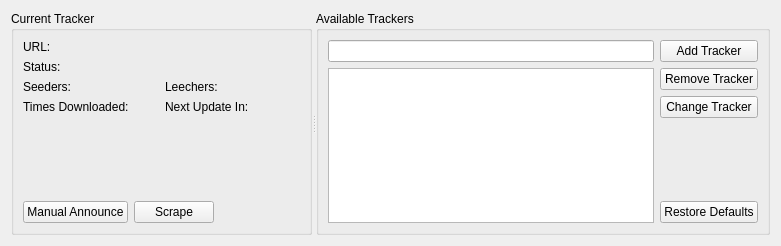
The window that plugins/infowidget/trackerview.ui (KDE/ktorrent) describes before a commit, drawn with Qt 5.
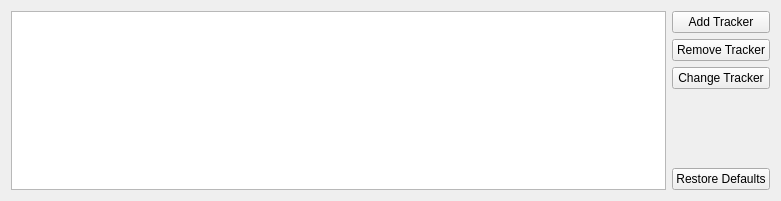
The same window after the commit. Custom widgets are drawn as their Qt base class.

Commit message: Started working on using multiple trackers at the same time

Diff of the .ui file:
```diff
--- a/plugins/infowidget/trackerview.ui
+++ b/plugins/infowidget/trackerview.ui
@@ -6,238 +6,22 @@
     <x>0</x>
     <y>0</y>
     <width>781</width>
-    <height>246</height>
+    <height>201</height>
    </rect>
   </property>
-  <layout class="QGridLayout" name="gridLayout" >
-   <item row="0" column="0" >
-    <widget class="QSplitter" name="splitter" >
-     <property name="orientation" >
-      <enum>Qt::Horizontal</enum>
-     </property>
-     <widget class="QGroupBox" name="groupBox" >
-      <property name="sizePolicy" >
-       <sizepolicy vsizetype="Preferred" hsizetype="Maximum" >
-        <horstretch>0</horstretch>
-        <verstretch>0</verstretch>
-       </sizepolicy>
-      </property>
-      <property name="title" >
-       <string>Current Tracker</string>
-      </property>
+  <layout class="QHBoxLayout" name="horizontalLayout" >
+   <item>
+    <widget class="QTreeView" name="m_tracker_list" />
+   </item>
+   <item>
       <layout class="QVBoxLayout" >
        <item>
-        <layout class="QHBoxLayout" >
-         <item>
-          <widget class="QLabel" name="label" >
-           <property name="text" >
-            <string>URL:</string>
-           </property>
-          </widget>
-         </item>
-         <item>
-          <widget class="KSqueezedTextLabel" name="m_url" >
-           <property name="sizePolicy" >
-            <sizepolicy vsizetype="Preferred" hsizetype="Expanding" >
-             <horstretch>0</horstretch>
-             <verstretch>0</verstretch>
-            </sizepolicy>
-           </property>
-          </widget>
-         </item>
-        </layout>
-       </item>
-       <item>
-        <layout class="QHBoxLayout" >
-         <item>
-          <widget class="QLabel" name="label_2" >
-           <property name="text" >
-            <string>Status:</string>
-           </property>
-          </widget>
-         </item>
-         <item>
-          <widget class="KSqueezedTextLabel" name="m_status" >
-           <property name="sizePolicy" >
-            <sizepolicy vsizetype="Preferred" hsizetype="Expanding" >
-             <horstretch>0</horstretch>
-             <verstretch>0</verstretch>
-            </sizepolicy>
-           </property>
-          </widget>
-         </item>
-        </layout>
-       </item>
-       <item>
-        <layout class="QGridLayout" >
-         <item row="0" column="0" >
-          <layout class="QHBoxLayout" >
-           <item>
-            <widget class="QLabel" name="label_3" >
-             <property name="text" >
-              <string>Seeders:</string>
-             </property>
-            </widget>
-           </item>
-           <item>
-            <widget class="QLabel" name="m_seeders" >
-             <property name="sizePolicy" >
-              <sizepolicy vsizetype="Preferred" hsizetype="Expanding" >
-               <horstretch>0</horstretch>
-               <verstretch>0</verstretch>
-              </sizepolicy>
-             </property>
-             <property name="text" >
-              <string/>
-             </property>
-            </widget>
-           </item>
-          </layout>
-         </item>
-         <item row="0" column="1" >
-          <layout class="QHBoxLayout" >
-           <item>
-            <widget class="QLabel" name="label_6" >
-             <property name="text" >
-              <string>Leechers:</string>
-             </property>
-            </widget>
-           </item>
-           <item>
-            <widget class="QLabel" name="m_leechers" >
-             <property name="sizePolicy" >
-              <sizepolicy vsizetype="Preferred" hsizetype="Expanding" >
-               <horstretch>0</horstretch>
-               <verstretch>0</verstretch>
-              </sizepolicy>
-             </property>
-             <property name="text" >
-              <string/>
-             </property>
-            </widget>
-           </item>
-          </layout>
-         </item>
-         <item row="1" column="0" >
-          <layout class="QHBoxLayout" >
-           <item>
-            <widget class="QLabel" name="label_8" >
-             <property name="text" >
-              <string>Times Downloaded:</string>
-             </property>
-            </widget>
-           </item>
-           <item>
-            <widget class="QLabel" name="m_times_downloaded" >
-             <property name="sizePolicy" >
-              <sizepolicy vsizetype="Preferred" hsizetype="Expanding" >
-               <horstretch>0</horstretch>
-               <verstretch>0</verstretch>
-              </sizepolicy>
-             </property>
-             <property name="text" >
-              <string/>
-             </property>
-            </widget>
-           </item>
-          </layout>
-         </item>
-         <item row="1" column="1" >
-          <layout class="QHBoxLayout" >
-           <item>
-            <widget class="QLabel" name="label_5" >
-             <property name="text" >
-              <string>Next Update In:</string>
-             </property>
-            </widget>
-           </item>
-           <item>
-            <widget class="QLabel" name="m_next_update" >
-             <property name="sizePolicy" >
-              <sizepolicy vsizetype="Preferred" hsizetype="Expanding" >
-               <horstretch>0</horstretch>
-               <verstretch>0</verstretch>
-              </sizepolicy>
-             </property>
-             <property name="text" >
-              <string/>
-             </property>
-            </widget>
-           </item>
-          </layout>
-         </item>
-        </layout>
-       </item>
-       <item>
-        <spacer>
-         <property name="orientation" >
-          <enum>Qt::Vertical</enum>
-         </property>
-         <property name="sizeHint" stdset="0" >
-          <size>
-           <width>20</width>
-           <height>16</height>
-          </size>
-         </property>
-        </spacer>
-       </item>
-       <item>
-        <layout class="QHBoxLayout" >
-         <item>
-          <widget class="KPushButton" name="m_announce" >
-           <property name="text" >
-            <string>Manual Announce</string>
-           </property>
-          </widget>
-         </item>
-         <item>
-          <widget class="QPushButton" name="m_scrape" >
-           <property name="text" >
-            <string>Scrape</string>
-           </property>
-          </widget>
-         </item>
-         <item>
-          <spacer>
-           <property name="orientation" >
-            <enum>Qt::Horizontal</enum>
-           </property>
-           <property name="sizeHint" stdset="0" >
-            <size>
-             <width>40</width>
-             <height>20</height>
-            </size>
-           </property>
-          </spacer>
-         </item>
-        </layout>
-       </item>
-      </layout>
-     </widget>
-     <widget class="QGroupBox" name="groupBox_2" >
-      <property name="title" >
-       <string>Available Trackers</string>
-      </property>
-      <layout class="QGridLayout" >
-       <item row="0" column="0" >
-        <widget class="KLineEdit" name="m_tracker_to_add" >
-         <property name="showClearButton" stdset="0" >
-          <bool>true</bool>
-         </property>
-        </widget>
-       </item>
-       <item row="0" column="1" >
         <widget class="KPushButton" name="m_add_tracker" >
          <property name="text" >
           <string>Add Tracker</string>
          </property>
         </widget>
        </item>
-       <item row="1" column="0" >
-        <widget class="QListView" name="m_tracker_list" />
-       </item>
-       <item row="1" column="1" >
-        <layout class="QVBoxLayout" >
          <item>
           <widget class="KPushButton" name="m_remove_tracker" >
            <property name="text" >
@@ -276,26 +60,12 @@
        </item>
       </layout>
      </widget>
-    </widget>
-   </item>
-  </layout>
- </widget>
  <customwidgets>
-  <customwidget>
-   <class>KLineEdit</class>
-   <extends>QLineEdit</extends>
-   <header>klineedit.h</header>
-  </customwidget>
   <customwidget>
    <class>KPushButton</class>
    <extends>QPushButton</extends>
    <header>kpushbutton.h</header>
   </customwidget>
-  <customwidget>
-   <class>KSqueezedTextLabel</class>
-   <extends>QLabel</extends>
-   <header>ksqueezedtextlabel.h</header>
-  </customwidget>
  </customwidgets>
  <resources/>
  <connections/>
```
Lines whose indentation alone changed are shown as unchanged. The commit also changes 20 other files.
